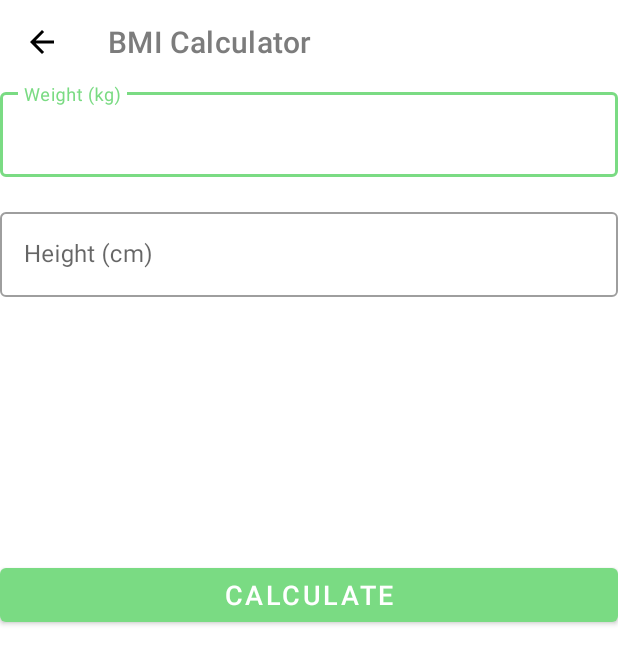
After one commit to kyle-gonzales/7-minute-workout-android-app, an Android app: the BmiActivity screen opened directly, with no data from a screen before it, on a phone screen of 412 x 824 dp. The commit adds this screen. Shown: the top 664 px of the screen. Run offline under Robolectric (Android 15) with nearby library versions, the phone set to English and light mode, and no system bars.

Commit message:
added bmi activity ui and logic

```diff
--- a/app/src/main/AndroidManifest.xml
+++ b/app/src/main/AndroidManifest.xml
@@ -20,6 +20,9 @@
         android:theme="@style/Theme.7MinuteWorkoutApp"
         android:usesCleartextTraffic="true"
         tools:targetApi="31">
+        <activity
+            android:name=".BmiActivity"
+            android:exported="false" />
         <activity
             android:name=".MainActivity2"
             android:exported="false" />
--- /dev/null
+++ b/app/src/main/java/com/example/a7minuteworkoutapp/BmiActivity.kt
@@ -0,0 +1,79 @@
+package com.example.a7minuteworkoutapp
+
+import androidx.appcompat.app.AppCompatActivity
+import android.os.Bundle
+import android.util.Log
+import android.view.View
+import android.widget.Toast
+import com.example.a7minuteworkoutapp.databinding.ActivityBmiBinding
+
+class BmiActivity : AppCompatActivity() {
+    private var binding : ActivityBmiBinding? = null
+    private var bmi : Double = 0.0
+    var weight : Double = 0.0
+    var height : Double = 0.0
+
+    override fun onCreate(savedInstanceState: Bundle?) {
+        super.onCreate(savedInstanceState)
+        binding = ActivityBmiBinding.inflate(layoutInflater)
+        setContentView(binding?.root)
+
+        setSupportActionBar(binding?.toolbar)
+        if (supportActionBar != null) {
+            supportActionBar?.setDisplayHomeAsUpEnabled(true)
+        }
+        binding?.toolbar?.setNavigationOnClickListener {
+            finish()
+        }
+        try{
+
+        weight = binding?.etWeight?.text.toString().toDouble()
+        height = binding?.etHeight?.text.toString().toDouble()
+        } catch (e: Exception) {
+            Log.e("EDIT", e.toString())
+            Toast.makeText(this@BmiActivity, "error", Toast.LENGTH_SHORT).show()
+        }
+
+        binding?.btnCalculate?.setOnClickListener {
+            bmi = calculateBmi(weight, height)
+            binding?.tvBmi?.text = bmi.toString()
+            binding?.tvDiagnosis?.text = diagnoseBmi(bmi)
+            binding?.tvMessage?.text = adviseBmi(bmi)
+            binding?.llBmiResult?.visibility = View.VISIBLE
+        }
+    }
+
+    private fun calculateBmi(weight: Double, height: Double): Double{
+        return try{
+//            String.format(".%2d", weight / (height/100 * height/100)).toDouble()
+            weight / (height/100 * height/100)
+        } catch(e : ArithmeticException) {
+            -1.0
+        }
+    }
+
+    private fun diagnoseBmi(bmi: Double): String {
+
+        return when(bmi){
+            in 0.0..18.49 -> "Underweight"
+            in 18.5..24.99 -> "Healthy weight"
+            in 25.0..29.9 -> "Overweight"
+            in 30.0..Double.MAX_VALUE -> "Obese"
+            else -> "Invalid"
+        }
+
+    }
+
+    private fun adviseBmi(bmi: Double): String{
+
+        return when(bmi){
+            in 0.0..18.49 -> "Oops! You should exercise and increase your food intake!"
+            in 18.5..24.99 -> "You are doing great! Keep exercising to feel even better!"
+            in 25.0..29.9 -> "Oops! You really need to take care of yourself! Workout maybe!"
+            in 30.0..Double.MAX_VALUE -> "You need to take more serious action in taking care of your health!"
+            else -> "User input is invalid! Check your input and try again!"
+        }
+
+    }
+
+}
--- a/app/src/main/java/com/example/a7minuteworkoutapp/MainActivity.kt
+++ b/app/src/main/java/com/example/a7minuteworkoutapp/MainActivity.kt
@@ -24,6 +24,11 @@ class MainActivity : AppCompatActivity() {
             startActivity(exerciseIntent)
 //            finish() // leave main activity on the activity stack
         }
+
+        binding?.flBmi?.setOnClickListener {
+            val bmiIntent = Intent(this, BmiActivity::class.java)
+            startActivity(bmiIntent)
+        }
     }
 
     override fun onDestroy() {
--- /dev/null
+++ b/app/src/main/res/layout/activity_bmi.xml
@@ -0,0 +1,115 @@
+<?xml version="1.0" encoding="utf-8"?>
+<RelativeLayout
+    xmlns:android="http://schemas.android.com/apk/res/android"
+    xmlns:app="http://schemas.android.com/apk/res-auto"
+    xmlns:tools="http://schemas.android.com/tools"
+    android:layout_width="match_parent"
+    android:layout_height="match_parent"
+    tools:context=".BmiActivity"
+    android:layout_margin="@dimen/activity_margin"
+    >
+
+    <androidx.appcompat.widget.Toolbar
+        android:id="@+id/toolbar"
+        android:layout_width="match_parent"
+        android:layout_height="?android:attr/actionBarSize"
+        android:theme = "@style/ToolbarTheme"
+        android:background="@color/white"
+        app:titleTextColor="@color/primary_text_grey"
+        app:title="BMI Calculator"
+        />
+
+    <com.google.android.material.textfield.TextInputLayout
+        android:id="@+id/tilWeight"
+        android:layout_width="match_parent"
+        android:layout_height="wrap_content"
+        style = "@style/Widget.MaterialComponents.TextInputLayout.OutlinedBox"
+        android:layout_below="@id/toolbar"
+        android:layout_marginBottom="@dimen/activity_margin"
+        >
+        <androidx.appcompat.widget.AppCompatEditText
+            android:id="@+id/etWeight"
+            android:layout_width="match_parent"
+            android:layout_height="wrap_content"
+            android:hint="Weight (kg)"
+            android:inputType="numberDecimal"
+            />
+    </com.google.android.material.textfield.TextInputLayout>
+
+    <com.google.android.material.textfield.TextInputLayout
+        android:id="@+id/tilHeight"
+        android:layout_width="match_parent"
+        android:layout_height="wrap_content"
+        style = "@style/Widget.MaterialComponents.TextInputLayout.OutlinedBox"
+        android:layout_below="@id/tilWeight"
+        android:layout_marginBottom="24dp"
+        >
+        <androidx.appcompat.widget.AppCompatEditText
+            android:id="@+id/etHeight"
+            android:layout_width="match_parent"
+            android:layout_height="wrap_content"
+            android:hint="Height (cm)"
+            android:inputType="numberDecimal"
+            />
+    </com.google.android.material.textfield.TextInputLayout>
+
+
+    <LinearLayout
+        android:id="@+id/llBmiResult"
+        android:layout_width="match_parent"
+        android:layout_height="wrap_content"
+        android:layout_below="@id/tilHeight"
+        android:visibility="invisible"
+        tools:visibility="visible"
+        android:orientation="vertical"
+        android:gravity="center">
+
+        <TextView
+            android:id="@+id/tvTitle"
+            android:layout_width="wrap_content"
+            android:layout_height="wrap_content"
+            android:text="Your BMI"
+            android:textColor="@color/primary_text_grey"
+            android:textSize="@dimen/accent_text_size"
+            android:layout_marginBottom="8dp"
+            />
+        <TextView
+            android:id="@+id/tvBmi"
+            android:layout_width="wrap_content"
+            android:layout_height="wrap_content"
+            android:textColor="@color/primary_text_grey"
+            android:textSize="@dimen/default_button_text_size"
+            android:layout_marginBottom="8dp"
+            />
+        <TextView
+            android:id="@+id/tvDiagnosis"
+            android:layout_width="wrap_content"
+            android:layout_height="wrap_content"
+            android:textColor="@color/primary_text_grey"
+            android:textSize="@dimen/accent_text_size"
+            android:layout_marginBottom="8dp"
+            />
+        <TextView
+            android:id="@+id/tvMessage"
+            android:layout_width="wrap_content"
+            android:layout_height="wrap_content"
+            android:textColor="@color/primary_text_grey"
+            android:textSize="@dimen/accent_text_size"
+            android:textAlignment="center"
+            android:layout_marginBottom="8dp"
+            />
+    </LinearLayout>
+
+    <Button
+        android:id="@+id/btnCalculate"
+        android:layout_width="match_parent"
+        android:layout_height="wrap_content"
+        android:layout_below="@+id/llBmiResult"
+        android:text="Calculate"
+        android:textSize="@dimen/accent_text_size"
+        android:textColor="@color/white"
+        android:layout_marginTop="12dp"
+        />
+
+
+</RelativeLayout>
```
Also changed, not shown: app/src/main/res/layout/activity_main.xml (+36 -0 lines).
